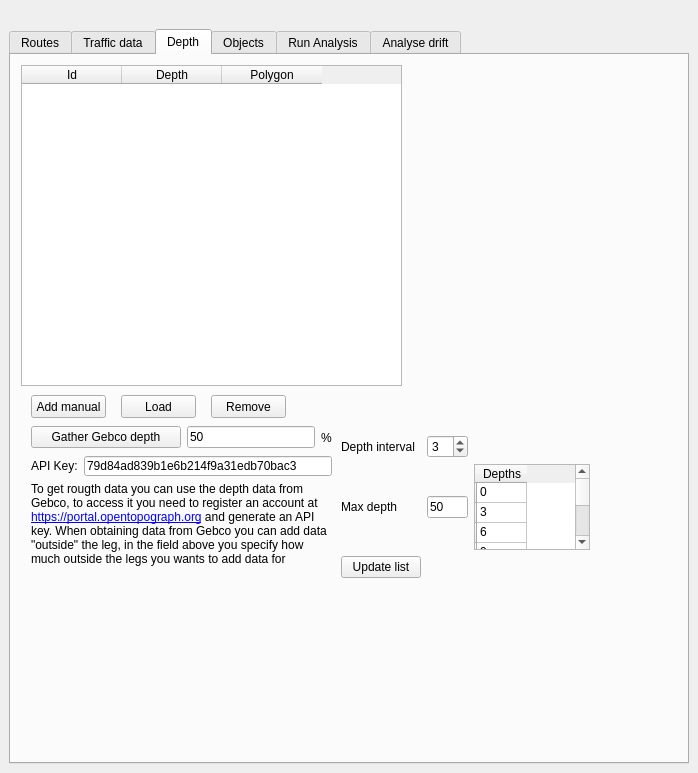
Above: omrat_base.ui from axelande/OMRAT before the change. Below: the same form after it.
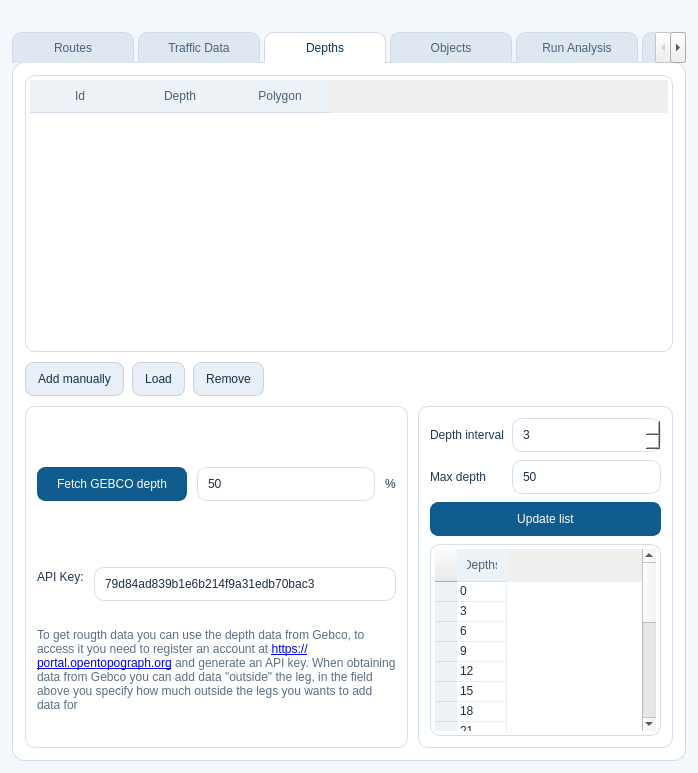
That is the form after the change. The open tabs and pages were chosen to show the change.

Diff of the .ui file:
```diff
--- a/omrat_base.ui
+++ b/omrat_base.ui
@@ -13,12 +13,193 @@
   <property name="windowTitle">
    <string>Open Maritime Risk Analysis Tool</string>
   </property>
+  <property name="styleSheet">
+   <string notr="true">QDockWidget {
+    background: #f4f7fb;
+    color: #203244;
+    font: 9pt &quot;Segoe UI&quot;;
+}
+
+QDockWidget::title {
+    background: #0f3557;
+    color: #ffffff;
+    text-align: left;
+    padding: 10px 14px;
+    font: 600 10pt &quot;Segoe UI Semibold&quot;;
+}
+
+QWidget#dockWidgetContents {
+    background: qlineargradient(x1:0, y1:0, x2:1, y2:1,
+                                stop:0 #f7fafd, stop:1 #eef3f8);
+}
+
+QTabWidget::pane {
+    border: 1px solid #cfdae6;
+    border-radius: 12px;
+    background: #ffffff;
+    top: -1px;
+}
+
+QTabBar::tab {
+    background: #dfe7f0;
+    color: #49627b;
+    border: 1px solid #cfdae6;
+    border-bottom: none;
+    border-top-left-radius: 10px;
+    border-top-right-radius: 10px;
+    padding: 8px 14px;
+    margin-right: 4px;
+    min-width: 92px;
+}
+
+QTabBar::tab:selected {
+    background: #ffffff;
+    color: #0f3557;
+    font: 600 9pt &quot;Segoe UI Semibold&quot;;
+}
+
+QTabBar::tab:hover:!selected {
+    background: #e8eef5;
+}
+
+QPushButton {
+    background: #e9eff6;
+    color: #17324d;
+    border: 1px solid #c8d4e1;
+    border-radius: 8px;
+    padding: 7px 12px;
+    min-height: 18px;
+}
+
+QPushButton:hover {
+    background: #dbe7f3;
+}
+
+QPushButton:pressed {
+    background: #ccd8e7;
+}
+
+QPushButton#pbRunModel,
+QPushButton#pbRunDriftAnalysis,
+QPushButton#pbUpdateAIS,
+QPushButton#pbGetGebcoDephts,
+QPushButton#PBUpdateDepthIntervals {
+    background: #0f5b8d;
+    color: #ffffff;
+    border-color: #0f5b8d;
+    font: 600 9pt &quot;Segoe UI Semibold&quot;;
+}
+
+QPushButton#pbRunModel:hover,
+QPushButton#pbRunDriftAnalysis:hover,
+QPushButton#pbUpdateAIS:hover,
+QPushButton#pbGetGebcoDephts:hover,
+QPushButton#PBUpdateDepthIntervals:hover {
+    background: #0d6fa9;
+}
+
+QLineEdit,
+QComboBox,
+QSpinBox,
+QTableWidget,
+QWidget#scrollAreaWidgetContents,
+QWidget#scrollAreaWidgetContents_2,
+QWidget#verticalLayoutWidget,
+QWidget#gridLayoutWidget,
+QWidget#verticalWidget {
+    background: #ffffff;
+    border: 1px solid #d5dfe9;
+    border-radius: 10px;
+    color: #1f2f40;
+}
+
+QLineEdit,
+QComboBox,
+QSpinBox {
+    padding: 6px 8px;
+    min-height: 20px;
+}
+
+QLineEdit:focus,
+QComboBox:focus,
+QSpinBox:focus {
+    border: 1px solid #0f5b8d;
+}
+
+QLineEdit:disabled {
+    background: #eef2f6;
+    color: #647789;
+}
+
+QScrollArea {
+    border: none;
+    background: transparent;
+}
+
+QTableWidget {
+    alternate-background-color: #f6f9fc;
+    gridline-color: #e7edf4;
+    padding: 4px;
+}
+
+QHeaderView::section {
+    background: #edf2f7;
+    color: #4b6177;
+    border: none;
+    border-bottom: 1px solid #d5dfe9;
+    padding: 7px 10px;
+    font: 600 9pt &quot;Segoe UI Semibold&quot;;
+}
+
+QLabel {
+    color: #24384b;
+}
+
+QLabel#laDir1,
+QLabel#laDir2,
+QLabel#label_drift_title {
+    color: #0f3557;
+    background: #eef5fb;
+    border: 1px solid #d9e6f2;
+    border-radius: 10px;
+    padding: 10px;
+    font: 600 10pt &quot;Segoe UI Semibold&quot;;
+}
+
+QLabel#label_drift_description,
+QLabel#label_43 {
+    color: #5c6f84;
+    line-height: 1.4;
+}
+
+QToolTip {
+    background: #0f3557;
+    color: #ffffff;
+    border: none;
+    padding: 6px 8px;
+}</string>
+  </property>
   <widget class="QWidget" name="dockWidgetContents">
    <layout class="QGridLayout" name="gridLayout">
+    <property name="leftMargin">
+     <number>12</number>
+    </property>
+    <property name="topMargin">
+     <number>12</number>
+    </property>
+    <property name="rightMargin">
+     <number>12</number>
+    </property>
+    <property name="bottomMargin">
+     <number>12</number>
+    </property>
+    <property name="spacing">
+     <number>0</number>
+    </property>
     <item row="5" column="0">
      <layout class="QHBoxLayout" name="horizontalLayout">
       <property name="sizeConstraint">
-       <enum>QLayout::SetFixedSize</enum>
+       <enum>QLayout::SetDefaultConstraint</enum>
       </property>
       <property name="leftMargin">
        <number>0</number>
@@ -703,7 +884,7 @@
         </widget>
         <widget class="QWidget" name="Traffic_tab">
          <attribute name="title">
-          <string>Traffic data</string>
+                    <string>Traffic Data</string>
          </attribute>
          <layout class="QVBoxLayout" name="verticalLayout_3">
           <item>
@@ -767,17 +948,26 @@
         </widget>
         <widget class="QWidget" name="depths">
          <attribute name="title">
-          <string>Depth</string>
+          <string>Depths</string>
          </attribute>
+         <layout class="QVBoxLayout" name="verticalLayout_depths">
+          <property name="leftMargin">
+           <number>12</number>
+          </property>
+          <property name="topMargin">
+           <number>12</number>
+          </property>
+          <property name="rightMargin">
+           <number>12</number>
+          </property>
+          <property name="bottomMargin">
+           <number>12</number>
+          </property>
+          <property name="spacing">
+           <number>10</number>
+          </property>
+          <item>
          <widget class="QTableWidget" name="twDepthList">
-          <property name="geometry">
-           <rect>
-            <x>10</x>
-            <y>10</y>
-            <width>381</width>
-            <height>321</height>
-           </rect>
-          </property>
           <column>
            <property name="text">
             <string>Id</string>
@@ -794,55 +984,71 @@
            </property>
           </column>
          </widget>
-         <widget class="QPushButton" name="pbRemoveDepth">
-          <property name="geometry">
-           <rect>
-            <x>200</x>
-            <y>340</y>
-            <width>75</width>
-            <height>23</height>
-           </rect>
-          </property>
-          <property name="text">
-           <string>Remove</string>
-          </property>
-         </widget>
+          </item>
+          <item>
+           <layout class="QHBoxLayout" name="horizontalLayout_depth_actions">
+            <property name="spacing">
+             <number>8</number>
+            </property>
+            <item>
          <widget class="QPushButton" name="pbAddSimpleDepth">
-          <property name="geometry">
-           <rect>
-            <x>20</x>
-            <y>340</y>
-            <width>75</width>
-            <height>23</height>
-           </rect>
-          </property>
           <property name="text">
-           <string>Add manual</string>
-          </property>
-         </widget>
+               <string>Add manually</string>
+              </property>
+             </widget>
+            </item>
+            <item>
          <widget class="QPushButton" name="pbLoadDepth">
-          <property name="geometry">
-           <rect>
-            <x>110</x>
-            <y>340</y>
-            <width>75</width>
-            <height>23</height>
-           </rect>
-          </property>
           <property name="text">
            <string>Load</string>
           </property>
          </widget>
+            </item>
+            <item>
+             <widget class="QPushButton" name="pbRemoveDepth">
+              <property name="text">
+               <string>Remove</string>
+              </property>
+             </widget>
+            </item>
+            <item>
+             <spacer name="horizontalSpacer_depth_actions">
+              <property name="orientation">
+               <enum>Qt::Horizontal</enum>
+              </property>
+              <property name="sizeHint" stdset="0">
+               <size>
+                <width>40</width>
+                <height>20</height>
+               </size>
+              </property>
+             </spacer>
+            </item>
+           </layout>
+          </item>
+          <item>
+           <layout class="QHBoxLayout" name="horizontalLayout_depth_panels" stretch="3,2">
+            <property name="spacing">
+             <number>10</number>
+            </property>
+            <item>
          <widget class="QWidget" name="verticalLayoutWidget">
-          <property name="geometry">
-           <rect>
-            <x>20</x>
-            <y>370</y>
-            <width>301</width>
-            <height>141</height>
-           </rect>
-          </property>
           <layout class="QVBoxLayout" name="verticalLayout_8">
+               <property name="leftMargin">
+                <number>12</number>
+               </property>
+               <property name="topMargin">
+                <number>12</number>
+               </property>
+               <property name="rightMargin">
+                <number>12</number>
+               </property>
+               <property name="bottomMargin">
+                <number>12</number>
+               </property>
+               <property name="spacing">
+                <number>10</number>
+               </property>
            <item>
             <layout class="QHBoxLayout" name="horizontalLayout_12">
              <item>
@@ -854,7 +1060,7 @@
                 </size>
                </property>
                <property name="text">
-                <string>Gather Gebco depth</string>
+                    <string>Fetch GEBCO depth</string>
                </property>
               </widget>
              </item>
@@ -916,16 +1122,28 @@
            </item>
           </layout>
          </widget>
+            </item>
+            <item>
          <widget class="QWidget" name="gridLayoutWidget">
-          <property name="geometry">
-           <rect>
-            <x>330</x>
-            <y>380</y>
-            <width>249</width>
-            <height>143</height>
-           </rect>
-          </property>
           <layout class="QGridLayout" name="gridLayout_3">
+               <property name="leftMargin">
+                <number>12</number>
+               </property>
+               <property name="topMargin">
+                <number>12</number>
+               </property>
+               <property name="rightMargin">
+                <number>12</number>
+               </property>
+               <property name="bottomMargin">
+                <number>12</number>
+               </property>
+               <property name="horizontalSpacing">
+                <number>8</number>
+               </property>
+               <property name="verticalSpacing">
+                <number>8</number>
+               </property>
            <item row="1" column="0">
             <widget class="QLabel" name="label_47">
              <property name="text">
@@ -933,7 +1151,7 @@
              </property>
             </widget>
            </item>
-           <item row="2" column="0">
+               <item row="2" column="0" colspan="2">
             <widget class="QPushButton" name="PBUpdateDepthIntervals">
              <property name="text">
               <string>Update list</string>
@@ -964,7 +1182,7 @@
              </property>
             </widget>
            </item>
-           <item row="1" column="2">
+               <item row="3" column="0" colspan="2">
             <widget class="QTableWidget" name="TWDepthIntervals">
              <attribute name="horizontalHeaderMinimumSectionSize">
               <number>20</number>
@@ -1167,6 +1385,10 @@
            </item>
           </layout>
          </widget>
+            </item>
+           </layout>
+          </item>
+         </layout>
         </widget>
         <widget class="QWidget" name="objects">
          <attribute name="title">
@@ -1646,7 +1868,7 @@
         </widget>
         <widget class="QWidget" name="analyse_drift_tab">
          <attribute name="title">
-          <string>Analyse drift</string>
+                    <string>Drift Analysis</string>
          </attribute>
          <layout class="QVBoxLayout" name="verticalLayout_9">
           <item>
```
Left out of the diff: 107 changed lines with no effect on the pictures. Lines whose indentation alone changed are shown as unchanged.
